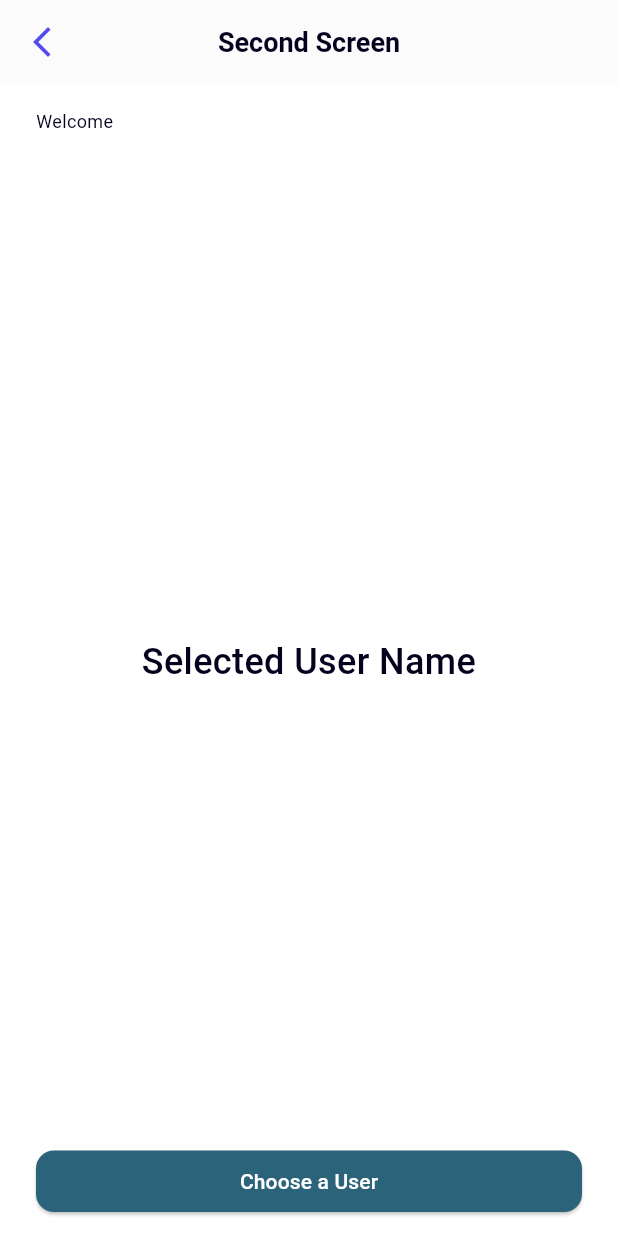
After one commit to rezaluthfi/suitmedia-mobile-dev-intern, a Flutter app: the SecondScreen screen opened directly, on a phone screen of 412 x 824 dp. The commit adds this screen. Run offline on Flutter 3.47's test engine with Material 3 defaults, Android fonts, the phone set to English and light mode, and no system bars; our stand-ins replace google_fonts.

Commit message:
feat: implement second screen UI with responsive dynamic name

```diff
--- a/lib/screens/first_screen.dart
+++ b/lib/screens/first_screen.dart
@@ -5,6 +5,7 @@ import 'package:suitmedia_mobile_dev_intern/widgets/custom_button.dart';
 import 'package:suitmedia_mobile_dev_intern/widgets/custom_text_field.dart';
 
 import '../core/providers/app_providers.dart';
+import 'second_screen.dart';
 
 class FirstScreen extends StatefulWidget {
   const FirstScreen({super.key});
--- /dev/null
+++ b/lib/screens/second_screen.dart
@@ -0,0 +1,96 @@
+import 'package:flutter/material.dart';
+import 'package:provider/provider.dart';
+import 'package:suitmedia_mobile_dev_intern/core/providers/app_providers.dart';
+import 'package:suitmedia_mobile_dev_intern/widgets/custom_button.dart';
+
+class SecondScreen extends StatelessWidget {
+  const SecondScreen({super.key});
+
+  @override
+  Widget build(BuildContext context) {
+    final inputName = context.watch<AppProvider>().inputName;
+    final selectedUser = context.watch<AppProvider>().selectedUserName;
+
+    return Scaffold(
+      backgroundColor: Colors.white,
+      appBar: AppBar(
+        backgroundColor: Colors.white,
+        elevation: 0.5,
+        leading: IconButton(
+          icon: const Icon(
+            Icons.arrow_back_ios_new,
+            color: Color(0xFF554AF0),
+            size: 24,
+          ),
+          onPressed: () => Navigator.pop(context),
+        ),
+        title: const Text(
+          'Second Screen',
+          style: TextStyle(
+            color: Color(0xFF04021D),
+            fontWeight: FontWeight.w600,
+            fontSize: 18,
+          ),
+        ),
+        centerTitle: true,
+      ),
+      body: SafeArea(
+        child: Padding(
+          padding: const EdgeInsets.symmetric(horizontal: 24, vertical: 16),
+          child: Column(
+            crossAxisAlignment: CrossAxisAlignment.start,
+            children: [
+              const Text(
+                'Welcome',
+                style: TextStyle(
+                  fontSize: 12,
+                  fontWeight: FontWeight.w400,
+                  color: Color(0xFF04021D),
+                ),
+              ),
+              Text(
+                inputName,
+                style: const TextStyle(
+                  fontSize: 18,
+                  fontWeight: FontWeight.w600,
+                  color: Color(0xFF04021D),
+                ),
+              ),
+
+              const Spacer(),
+
+              // Display selected user name
+              Center(
+                child: Text(
+                  selectedUser,
+                  textAlign: TextAlign.center,
+                  style: const TextStyle(
+                    fontSize: 24,
+                    fontWeight: FontWeight.w500,
+                    color: Color(0xFF04021D),
+                  ),
+                ),
+              ),
+
+              const Spacer(),
+
+              // Button Choose a User
+              CustomButton(
+                text: 'Choose a User',
+                onPressed: () {
+                  // Navigate to ThirdScreen
+                  Navigator.push(
+                    context,
+                    MaterialPageRoute(
+                      builder: (context) => const ThirdScreen(),
+                    ),
+                  );
+                },
+              ),
+            ],
+          ),
+        ),
+      ),
+    );
+  }
+}
```
